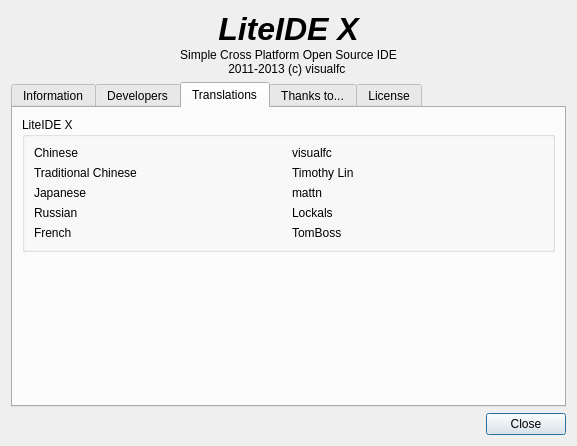
Before: the Qt Designer form liteidex/src/liteapp/aboutdialog.ui in seanxyh/liteide, drawn with Qt 5.
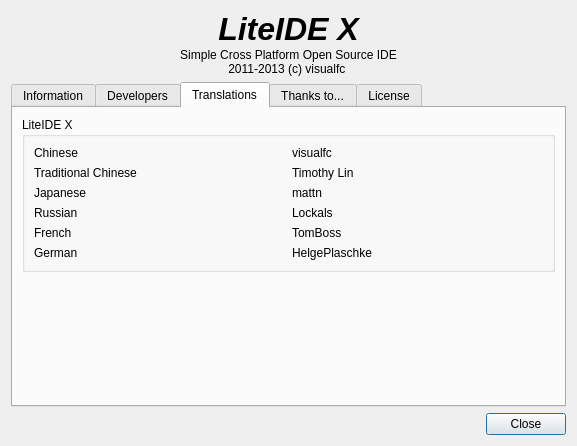
After: the same form once the commit is applied. The open tabs and pages were chosen to show the change. Icons and pictures are not drawn.

Patch:
```diff
--- a/liteidex/src/liteapp/aboutdialog.ui
+++ b/liteidex/src/liteapp/aboutdialog.ui
@@ -453,6 +453,20 @@
             </property>
            </widget>
           </item>
+          <item row="5" column="0">
+           <widget class="QLabel" name="label_16">
+            <property name="text">
+             <string>German</string>
+            </property>
+           </widget>
+          </item>
+          <item row="5" column="1">
+           <widget class="QLabel" name="label_38">
+            <property name="text">
+             <string notr="true">HelgePlaschke</string>
+            </property>
+           </widget>
+          </item>
          </layout>
         </widget>
        </item>
```
Left out of the diff: 2 changed lines with no effect on the pictures.
